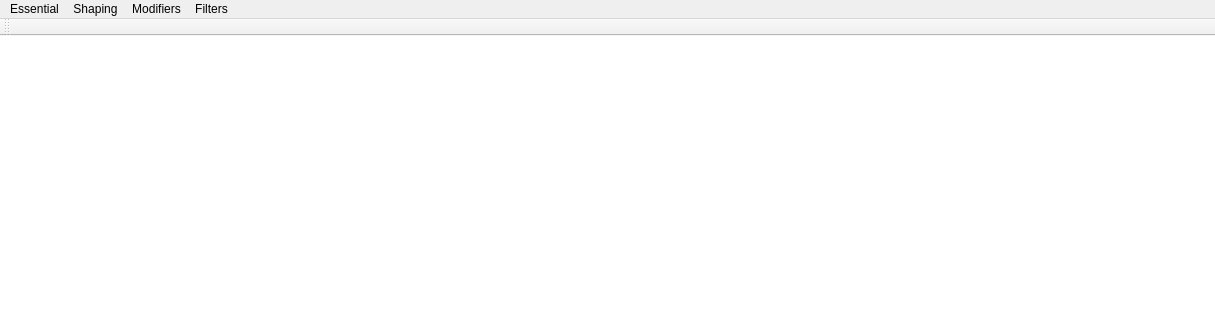
First picture: the form in sounitbuilder.ui, repository nimusd/Kala, before the edit; both pictures show x 0 to 1215 and y 0 to 320 of the 1215 by 713 pixel window.
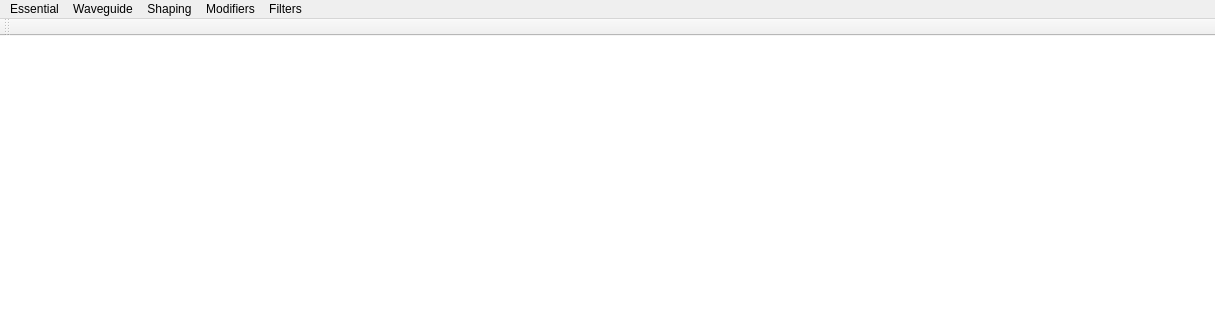
Second picture: the form after the edit.

What changed in the file:
```diff
--- a/sounitbuilder.ui
+++ b/sounitbuilder.ui
@@ -89,6 +89,15 @@
     <addaction name="actionPercussion"/>
     <addaction name="actionNote_Tail"/>
    </widget>
+   <widget class="QMenu" name="menuWaveguides">
+    <property name="title">
+     <string>Waveguide</string>
+    </property>
+    <addaction name="actionFlute"/>
+    <addaction name="actionPiano"/>
+    <addaction name="actionBass"/>
+    <addaction name="actionTibetanBowl"/>
+   </widget>
    <widget class="QMenu" name="menuShaping">
     <property name="title">
      <string>Shaping</string>
@@ -121,6 +130,7 @@
     <addaction name="actionIR_Convolution"/>
    </widget>
    <addaction name="menuEssential"/>
+   <addaction name="menuWaveguides"/>
    <addaction name="menuShaping"/>
    <addaction name="menuModifiers"/>
    <addaction name="menuFilters"/>
```
Left out of the diff: 32 changed lines with no effect on the pictures.
